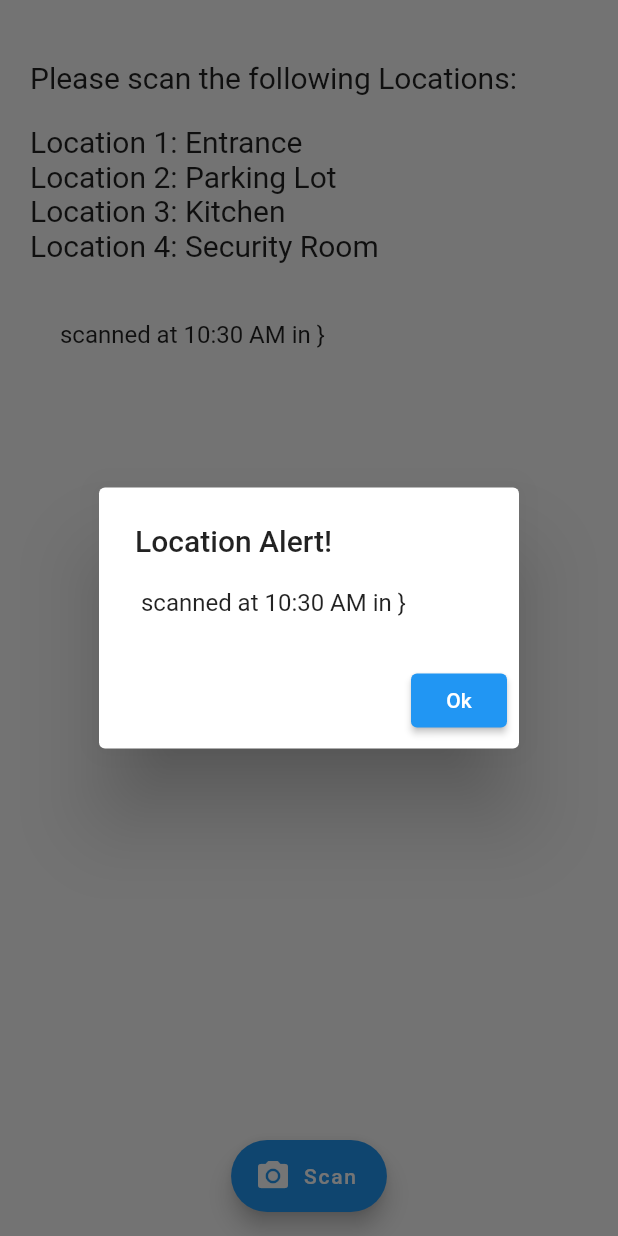
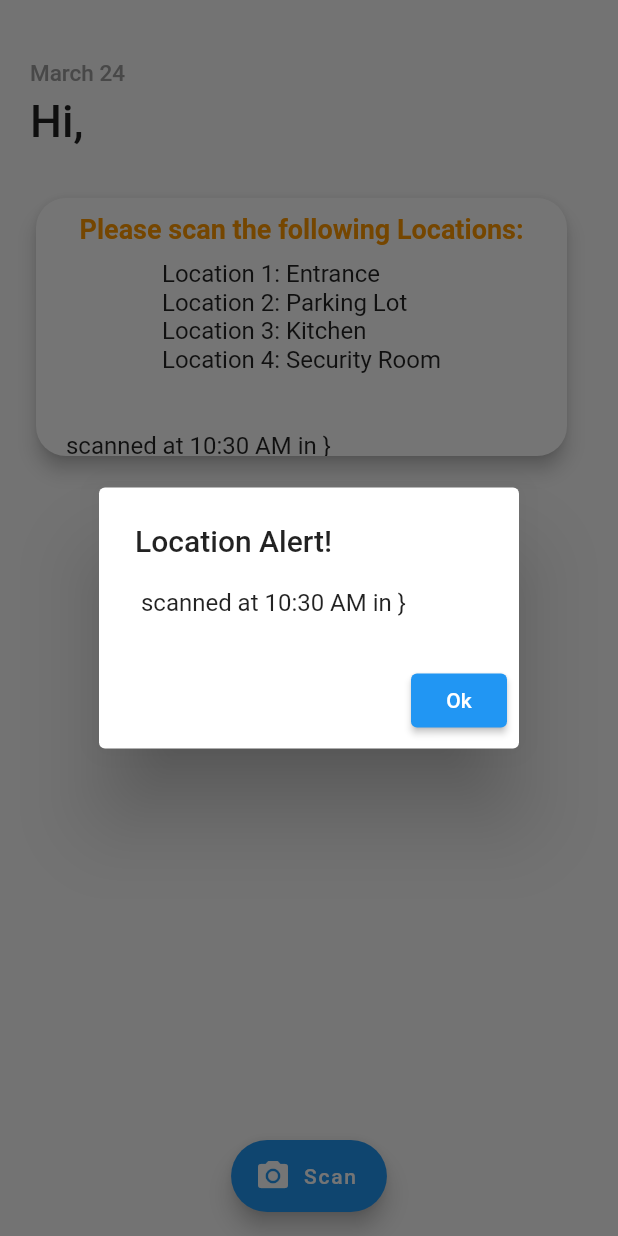
Before and after one commit to andres-alba/alba-security, a Flutter app: the ScanScreen screen opened by its route, after a tap on "Scan", on a phone screen of 412 x 824 dp. Run offline on Flutter 3.47's test engine with Material 2 defaults, Android fonts, the phone set to English and light mode, and no system bars; our stand-ins replace animated_text_kit, cloud_firestore, firebase_auth, firebase_core, geolocator, google_fonts and 1 more; missing offline and left inert: barcode_scan, geocoder; accounts and stored records are empty.

Commit message:
Refactor code and improve UI

```diff
--- a/lib/models/state.dart
+++ b/lib/models/state.dart
@@ -1,7 +1,6 @@
 import 'package:flutter/material.dart';
 import 'package:barcode_scan/barcode_scan.dart';
 import 'dart:async';
-import 'package:alba_security/components/alert_message.dart';
 import 'package:intl/intl.dart';
 
 String result = "Hey there !";
--- a/lib/screens/admin_screen.dart
+++ b/lib/screens/admin_screen.dart
@@ -94,9 +94,9 @@ class _AdminScreenState extends State<AdminScreen> {
                       final scannedTime = message.data()['timestamp'].toDate();
 
                       final approved = message.data()['approved'];
-                      final formatScannedTime = DateTime(
-                          scannedTime.year, scannedTime.month, scannedTime.day);
-                      final today = DateTime(now.year, now.month, now.day);
+//                      final formatScannedTime = DateTime(
+//                          scannedTime.year, scannedTime.month, scannedTime.day);
+//                      final today = DateTime(now.year, now.month, now.day);
 
                       //print('scannedTime: $formatScannedTime ... Todays time: $today');
 //                      if (today == formatScannedTime) {
--- a/lib/screens/login_screen.dart
+++ b/lib/screens/login_screen.dart
@@ -5,8 +5,6 @@ import 'package:firebase_auth/firebase_auth.dart';
 import 'package:modal_progress_hud/modal_progress_hud.dart';
 import 'package:alba_security/screens/home.dart';
 import 'dart:io';
-import 'package:cloud_firestore/cloud_firestore.dart';
-import 'package:alba_security/screens/admin_screen.dart';
 
 class LoginScreen extends StatefulWidget {
   static const String id = 'login_screen';
--- a/lib/screens/scan_screen.dart
+++ b/lib/screens/scan_screen.dart
@@ -8,6 +8,7 @@ import 'package:intl/intl.dart';
 import 'package:alba_security/components/alert_message.dart';
 import 'package:geocoder/geocoder.dart';
 import 'package:geolocator/geolocator.dart';
+import 'package:google_fonts/google_fonts.dart';
 
 class ScanScreen extends StatefulWidget {
   static const String id = 'scan_screen';
@@ -22,6 +23,7 @@ class _ScanScreenState extends State<ScanScreen> {
   List scannedLocation = [];
   bool scannedOnTime = false;
   int selectedValue = 1;
+  String displayName = "";
 
   // Geolocator points
   String latitude = "";
@@ -31,6 +33,7 @@ class _ScanScreenState extends State<ScanScreen> {
   @override
   void initState() {
     super.initState();
+    _getUserDisplayName();
     getAddressBasedOnLocation();
   }
 
@@ -120,6 +123,15 @@ class _ScanScreenState extends State<ScanScreen> {
     }
   }
 
+  //grab user displayname from firestore 'displaName'
+
+  void _getUserDisplayName() async {
+    final snapshot =
+        await _firestore.collection('users').doc(_auth.currentUser.uid).get();
+    displayName = snapshot.data()['displayName'];
+    print(displayName);
+  }
+
   @override
   Widget build(BuildContext context) {
     return Scaffold(
@@ -130,44 +142,42 @@ class _ScanScreenState extends State<ScanScreen> {
           children: [
             SizedBox(height: 20.0),
             Text(
-              'Please scan the following Locations:',
-              style: TextStyle(
-                fontSize: 20.0,
+              'March 24',
+              style: GoogleFonts.roboto(
+                  color: Colors.grey,
+                  fontWeight: FontWeight.w500,
+                  fontSize: 15.0),
             ),
+            SizedBox(
+              height: 5.0,
+            ),
+            Text(
+              'Hi, $displayName',
+              style: GoogleFonts.roboto(
+                  fontSize: 30.0, fontWeight: FontWeight.w500),
             ),
             SizedBox(height: 20.0),
+            Container(
+              padding: EdgeInsets.fromLTRB(0.0, 10.0, 10.0, 10.0),
+              height: 200.0,
+              child: Card(
+                elevation: 5.0,
+                shape: RoundedRectangleBorder(
+                    borderRadius: BorderRadius.circular(20.0)),
+                child: Column(
+                  mainAxisAlignment: MainAxisAlignment.center,
+                  children: [
+                    SizedBox(height: 10.0),
+                    Text('Please scan the following Locations:',
+                        style: GoogleFonts.roboto(
+                            fontSize: 18.0,
+                            fontWeight: FontWeight.bold,
+                            color: Colors.orange)),
+                    SizedBox(height: 10.0),
                     Text(
                       'Location 1: Entrance\nLocation 2: Parking Lot\nLocation 3: Kitchen\nLocation 4: Security Room',
-              style: TextStyle(
-                fontSize: 20.0,
+                      style: GoogleFonts.roboto(fontSize: 16.0),
                     ),
-            ),
-//            DropdownButton(
-//              value: selectedValue,
-//              icon: Icon(Icons.arrow_downward_rounded),
-//              iconSize: 22,
-//              elevation: 16,
-//              style: TextStyle(color: Colors.black),
-//              onChanged: (value) {
-//                setState(() {
-//                  selectedValue = value;
-//                });
-//              },
-//              items: [
-//                DropdownMenuItem(
-//                  child: Text("Location 1"),
-//                  value: 1,
-//                ),
-//                DropdownMenuItem(
-//                  child: Text("Location 2"),
-//                  value: 2,
-//                ),
-//                DropdownMenuItem(
-//                  child: Text("Location 3"),
-//                  value: 3,
-//                ),
-//              ],
-//            ),
                     SizedBox(height: 20.0),
                     Expanded(
                       child: ListView.builder(
@@ -182,6 +192,10 @@ class _ScanScreenState extends State<ScanScreen> {
                   ],
                 ),
               ),
+            ),
+          ],
+        ),
+      ),
       floatingActionButton: FloatingActionButton.extended(
         icon: Icon(Icons.camera_alt),
         label: Text("Scan"),
--- a/lib/screens/welcome_screen.dart
+++ b/lib/screens/welcome_screen.dart
@@ -1,6 +1,5 @@
 import 'package:flutter/material.dart';
 import 'package:alba_security/screens/login_screen.dart';
-import 'package:alba_security/screens/registration_screen.dart';
 import 'package:animated_text_kit/animated_text_kit.dart';
 import 'package:alba_security/components/rounded_button.dart';
 import 'package:alba_security/constants.dart';
```
Lines whose indentation alone changed are shown as unchanged.
